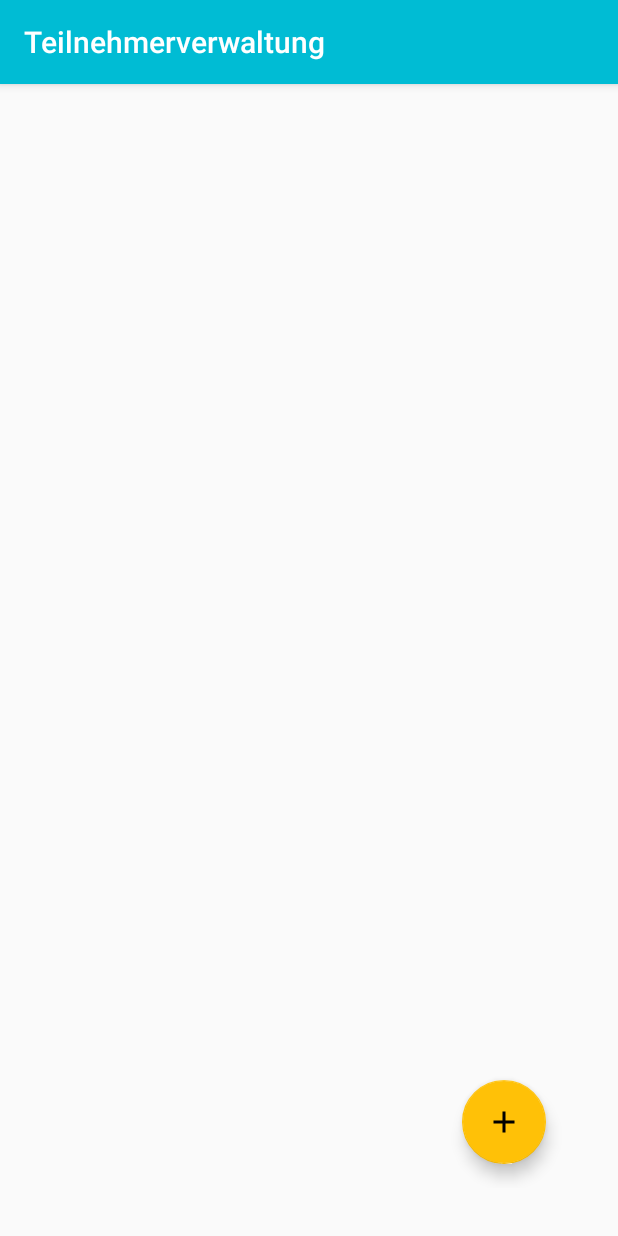
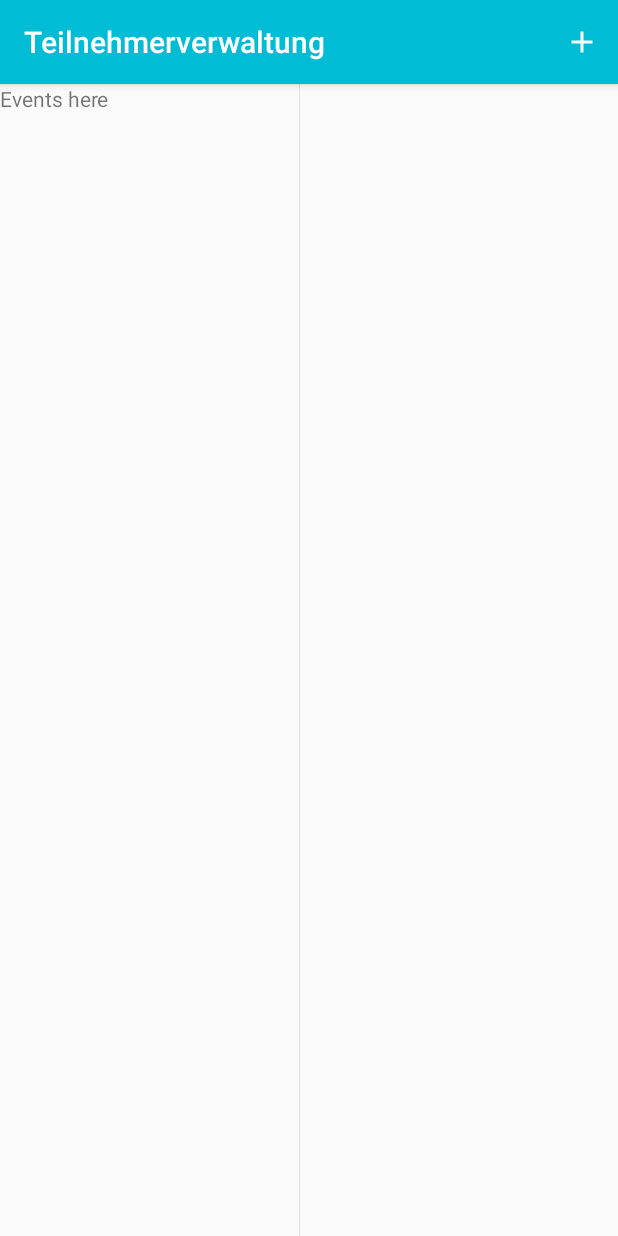
Before and after one commit to maxdobler/Teilnehmerverwaltung, an Android app: the screen it shows after launch (MainActivity), on a phone screen of 412 x 824 dp. Run offline under Robolectric (Android 15) with nearby library versions, the phone set to English and light mode, and no system bars; our stand-ins replace ButterKnife, Firebase (no records; nobody signed in at launch, a user with empty details on screens opened directly); 1 statement that could not run was skipped.

Commit message:
event fragment added

```diff
--- /dev/null
+++ b/app/src/main/java/com/khandelwal/library/drawable/BorderDrawable.java
@@ -0,0 +1,226 @@
+package com.khandelwal.library.drawable;
+
+import android.graphics.Canvas;
+import android.graphics.Color;
+import android.graphics.ColorFilter;
+import android.graphics.Paint;
+import android.graphics.Paint.Style;
+import android.graphics.Path;
+import android.graphics.Rect;
+import android.graphics.drawable.Drawable;
+
+@SuppressWarnings("ALL")
+public class BorderDrawable extends Drawable {
+
+    private int mLeftBorderWidth = 0;
+    private int mRightBorderWidth = 0;
+    private int mLeftBorderColor = Color.BLACK;
+    private int mRightBorderColor = Color.BLACK;
+
+    private int mTopBorderWidth = 0;
+    private int mBottomBorderWidth = 0;
+    private int mTopBorderColor = Color.BLACK;
+    private int mBottomBorderColor = Color.BLACK;
+
+    private Paint paint;
+    private Rect rect;
+    private Path path;
+    private Rect tRect;
+    private Drawable background;
+
+    public BorderDrawable(Drawable background) {
+        paint = new Paint();
+        rect = new Rect();
+        path = new Path();
+        this.background = background;
+    }
+
+    public BorderDrawable() {
+        this(null);
+    }
+
+    public void setBackground(Drawable background) {
+        this.background = background;
+    }
+
+    public Drawable getBackground() {
+        return background;
+    }
+
+    @Override
+    public void draw(Canvas canvas) {
+
+        rect = copyBounds();
+
+        tRect = copyBounds();
+
+        tRect.left += mLeftBorderWidth;
+        tRect.right -= mRightBorderWidth;
+        tRect.top += mTopBorderWidth;
+        tRect.bottom -= mBottomBorderWidth;
+
+        setBounds(tRect);
+
+        if (background != null) {
+            background.setBounds(tRect);
+            background.draw(canvas);
+        }
+
+        setBounds(rect);
+
+        paint.setPathEffect(null);
+        paint.setStyle(Style.FILL_AND_STROKE);
+        paint.setAntiAlias(true);
+        paint.setStrokeWidth(0);
+
+        canvas.save();
+
+        if (mLeftBorderWidth > 0) {
+            path.reset();
+            paint.setColor(mLeftBorderColor);
+            path.moveTo(rect.left, rect.top);
+            path.lineTo(rect.left + mLeftBorderWidth, rect.top + mTopBorderWidth);
+            path.lineTo(rect.left + mLeftBorderWidth, rect.bottom - mBottomBorderWidth);
+            path.lineTo(rect.left, rect.bottom);
+            path.close();
+            canvas.drawPath(path, paint);
+        }
+
+        if (mRightBorderWidth > 0) {
+            path.reset();
+            paint.setColor(mRightBorderColor);
+            path.moveTo(rect.right, rect.top);
+            path.lineTo(rect.right - mRightBorderWidth, rect.top + mTopBorderWidth);
+            path.lineTo(rect.right - mRightBorderWidth, rect.bottom - mBottomBorderWidth);
+            path.lineTo(rect.right, rect.bottom);
+            path.close();
+            canvas.drawPath(path, paint);
+        }
+
+        if (mTopBorderWidth > 0) {
+            path.reset();
+            paint.setColor(mTopBorderColor);
+            path.moveTo(rect.left, rect.top);
+            path.lineTo(rect.left + mLeftBorderWidth, rect.top + mTopBorderWidth);
+            path.lineTo(rect.right - mRightBorderWidth, rect.top + mTopBorderWidth);
+            path.lineTo(rect.right, rect.top);
+            path.close();
+            canvas.drawPath(path, paint);
+        }
+
+        if (mBottomBorderWidth > 0) {
+            path.reset();
+            paint.setColor(mBottomBorderColor);
+            path.moveTo(rect.left, rect.bottom);
+            path.lineTo(rect.left + mLeftBorderWidth, rect.bottom - mBottomBorderWidth);
+            path.lineTo(rect.right - mRightBorderWidth, rect.bottom - mBottomBorderWidth);
+            path.lineTo(rect.right, rect.bottom);
+            path.close();
+            canvas.drawPath(path, paint);
+        }
+
+        canvas.restore();
+    }
+
+    public int getLeftBorderWidth() {
+        return mLeftBorderWidth;
+    }
+
+    public void setLeftBorderWidth(int mLeftBorderWidth) {
+        this.mLeftBorderWidth = mLeftBorderWidth;
+    }
+
+    public int getRightBorderWidth() {
+        return mRightBorderWidth;
+    }
+
+    public void setRightBorderWidth(int mRightBorderWidth) {
+        this.mRightBorderWidth = mRightBorderWidth;
+    }
+
+    public int getLeftBorderColor() {
+        return mLeftBorderColor;
+    }
+
+    public void setLeftBorderColor(int mLeftBorderColor) {
+        this.mLeftBorderColor = mLeftBorderColor;
+    }
+
+    public int getRightBorderColor() {
+        return mRightBorderColor;
+    }
+
+    public void setRightBorderColor(int mRightBorderColor) {
+        this.mRightBorderColor = mRightBorderColor;
+    }
+
+    public int getTopBorderWidth() {
+        return mTopBorderWidth;
+    }
+
+    public void setTopBorderWidth(int mTopBorderWidth) {
+        this.mTopBorderWidth = mTopBorderWidth;
+    }
+
+    public int getBottomBorderWidth() {
+        return mBottomBorderWidth;
+    }
+
+    public void setBottomBorderWidth(int mBottomBorderWidth) {
+        this.mBottomBorderWidth = mBottomBorderWidth;
+    }
+
+    public int getTopBorderColor() {
+        return mTopBorderColor;
+    }
+
+    public void setTopBorderColor(int mTopBorderColor) {
+        this.mTopBorderColor = mTopBorderColor;
+    }
+
+    public int getBottomBorderColor() {
+        return mBottomBorderColor;
+    }
+
+    public void setBottomBorderColor(int mBottomBorderColor) {
+        this.mBottomBorderColor = mBottomBorderColor;
+    }
+
+    public void setLeftBorder(int width, int color) {
+        setLeftBorderWidth(width);
+        setLeftBorderColor(color);
+    }
+
+    public void setTopBorder(int width, int color) {
+        setTopBorderWidth(width);
+        setTopBorderColor(color);
+    }
+
+    public void setRightBorder(int width, int color) {
+        setRightBorderWidth(width);
+        setRightBorderColor(color);
+    }
+
+    public void setBottomBorder(int width, int color) {
+        setBottomBorderWidth(width);
+        setBottomBorderColor(color);
+    }
+
+    @Override
+    public void setAlpha(int alpha) {
+        // Auto-generated method stub
+
+    }
+
+    @Override
+    public void setColorFilter(ColorFilter cf) {
+        // Auto-generated method stub
+
+    }
+
+    @Override
+    public int getOpacity() {
+        // Auto-generated method stub
+        return 0;
+    }
+}
--- /dev/null
+++ b/app/src/main/java/com/khandelwal/library/view/BorderFrameLayout.java
@@ -0,0 +1,70 @@
+package com.khandelwal.library.view;
+
+import android.content.Context;
+import android.content.res.TypedArray;
+import android.graphics.Color;
+import android.graphics.drawable.Drawable;
+import android.util.AttributeSet;
+import android.widget.FrameLayout;
+
+import com.khandelwal.library.drawable.BorderDrawable;
+
+import de.maxdobler.teilnehmerverwaltung.R;
+
+@SuppressWarnings("ALL")
+public class BorderFrameLayout extends FrameLayout {
+
+    private BorderDrawable borderDrawable;
+
+    public BorderFrameLayout(Context context, AttributeSet attrs) {
+        super(context, attrs);
+
+        if (borderDrawable == null)
+            borderDrawable = new BorderDrawable();
+
+        if (attrs != null) {
+            TypedArray a = getResources().obtainAttributes(attrs, R.styleable.BorderFrameLayout);
+
+            int width, color;
+
+            width = (int) a.getDimension(R.styleable.BorderFrameLayout_leftBorderWidth, 0);
+            color = a.getColor(R.styleable.BorderFrameLayout_leftBorderColor, Color.BLACK);
+            borderDrawable.setLeftBorder(width, color);
+
+            width = (int) a.getDimension(R.styleable.BorderFrameLayout_topBorderWidth, 0);
+            color = a.getColor(R.styleable.BorderFrameLayout_topBorderColor, Color.BLACK);
+            borderDrawable.setTopBorder(width, color);
+
+            width = (int) a.getDimension(R.styleable.BorderFrameLayout_rightBorderWidth, 0);
+            color = a.getColor(R.styleable.BorderFrameLayout_rightBorderColor, Color.BLACK);
+            borderDrawable.setRightBorder(width, color);
+
+            width = (int) a.getDimension(R.styleable.BorderFrameLayout_bottomBorderWidth, 0);
+            color = a.getColor(R.styleable.BorderFrameLayout_bottomBorderColor, Color.BLACK);
+            borderDrawable.setBottomBorder(width, color);
+        }
+
+        if (getBackground() != null) {
+            borderDrawable.setBackground(borderDrawable);
+        }
+
+        setBackgroundDrawable(borderDrawable);
+    }
+
+    @Override
+    public void setBackgroundDrawable(Drawable d) {
+        if (d == borderDrawable)
+            super.setBackgroundDrawable(d);
+        else {
+            if (borderDrawable == null)
+                borderDrawable = new BorderDrawable();
+            borderDrawable.setBackground(d);
+        }
+    }
+
+    public BorderFrameLayout(Context context) {
+        this(context, null);
+    }
+
+
+}
--- a/app/src/main/java/de/maxdobler/teilnehmerverwaltung/MainActivity.java
+++ b/app/src/main/java/de/maxdobler/teilnehmerverwaltung/MainActivity.java
@@ -1,13 +1,17 @@
 package de.maxdobler.teilnehmerverwaltung;
 
-import android.net.Uri;
+import android.content.Intent;
 import android.os.Bundle;
 import android.support.v7.app.AppCompatActivity;
+import android.view.Menu;
+import android.view.MenuItem;
 
 import butterknife.ButterKnife;
+import de.maxdobler.teilnehmerverwaltung.addAttendee.AddAttendeeActivity;
 import de.maxdobler.teilnehmerverwaltung.attendees.AttendeesFragment;
+import de.maxdobler.teilnehmerverwaltung.events.EventsFragment;
 
-public class MainActivity extends AppCompatActivity implements AttendeesFragment.OnFragmentInteractionListener {
+public class MainActivity extends AppCompatActivity implements AttendeesFragment.OnAttendeesFragmentListener, EventsFragment.OnEventFragmentListener {
 
     @Override
     protected void onCreate(Bundle savedInstanceState) {
@@ -16,13 +20,40 @@ public class MainActivity extends AppCompatActivity implements AttendeesFragment
         ButterKnife.bind(this);
 
         getSupportFragmentManager().beginTransaction()
-                .add(R.id.mainActivity, AttendeesFragment.newInstance())
+                .add(R.id.mainContent, EventsFragment.newInstance())
+                .add(R.id.mainContent, AttendeesFragment.newInstance())
                 .commit();
 
     }
 
     @Override
-    public void onFragmentInteraction(Uri uri) {
+    public boolean onCreateOptionsMenu(Menu menu) {
+        getMenuInflater().inflate(R.menu.main_actions, menu);
+        return super.onCreateOptionsMenu(menu);
+    }
+
+    @Override
+    public boolean onOptionsItemSelected(MenuItem item) {
+        switch (item.getItemId()) {
+            case R.id.action_add:
+                showAddAttendee();
+                return true;
+            default:
+                return super.onOptionsItemSelected(item);
+        }
+    }
+
+    @Override
+    public void onAttend(String attendeeKey) {
 
     }
+
+    @Override
+    public void onEventSelected(String eventKey) {
+
+    }
+
+    void showAddAttendee() {
+        startActivity(new Intent(this, AddAttendeeActivity.class));
+    }
 }
--- a/app/src/main/java/de/maxdobler/teilnehmerverwaltung/attendees/AttendeesFragment.java
+++ b/app/src/main/java/de/maxdobler/teilnehmerverwaltung/attendees/AttendeesFragment.java
@@ -1,8 +1,6 @@
 package de.maxdobler.teilnehmerverwaltung.attendees;
 
 import android.content.Context;
-import android.content.Intent;
-import android.net.Uri;
 import android.os.Bundle;
 import android.support.v4.app.Fragment;
 import android.support.v7.widget.GridLayoutManager;
@@ -16,16 +14,14 @@ import com.google.firebase.database.DatabaseReference;
 
 import butterknife.BindView;
 import butterknife.ButterKnife;
-import butterknife.OnClick;
 import de.maxdobler.teilnehmerverwaltung.Attendee;
 import de.maxdobler.teilnehmerverwaltung.AttendeeViewHolder;
 import de.maxdobler.teilnehmerverwaltung.R;
-import de.maxdobler.teilnehmerverwaltung.addAttendee.AddAttendeeActivity;
 import de.maxdobler.teilnehmerverwaltung.util.FirebaseRef;
 
 public class AttendeesFragment extends Fragment {
     public static final int THREE_COLUMNS = 3;
-    private OnFragmentInteractionListener mListener;
+    private OnAttendeesFragmentListener mListener;
 
     @BindView(R.id.recyclerView)
     RecyclerView recyclerView;
@@ -71,19 +67,14 @@ public class AttendeesFragment extends Fragment {
         recyclerView.setLayoutManager(new GridLayoutManager(getContext(), THREE_COLUMNS));
     }
 
-    @OnClick(R.id.addFab)
-    void addAttendee() {
-        startActivity(new Intent(getContext(), AddAttendeeActivity.class));
-    }
-
     @Override
     public void onAttach(Context context) {
         super.onAttach(context);
-        if (context instanceof OnFragmentInteractionListener) {
-            mListener = (OnFragmentInteractionListener) context;
+        if (context instanceof OnAttendeesFragmentListener) {
+            mListener = (OnAttendeesFragmentListener) context;
         } else {
             throw new RuntimeException(context.toString()
-                    + " must implement OnFragmentInteractionListener");
+                    + " must implement OnAttendeesFragmentListener");
         }
     }
 
@@ -93,7 +84,7 @@ public class AttendeesFragment extends Fragment {
         mListener = null;
     }
 
-    public interface OnFragmentInteractionListener {
-        void onFragmentInteraction(Uri uri);
+    public interface OnAttendeesFragmentListener {
+        void onAttend(String attendeeKey);
     }
 }
--- /dev/null
+++ b/app/src/main/java/de/maxdobler/teilnehmerverwaltung/events/EventsFragment.java
@@ -0,0 +1,51 @@
+package de.maxdobler.teilnehmerverwaltung.events;
+
+import android.content.Context;
+import android.os.Bundle;
+import android.support.v4.app.Fragment;
+import android.view.LayoutInflater;
+import android.view.View;
+import android.view.ViewGroup;
+
+import de.maxdobler.teilnehmerverwaltung.R;
+
+public class EventsFragment extends Fragment {
+    private OnEventFragmentListener mListener;
+
+    public EventsFragment() {
+    }
+
+    public static EventsFragment newInstance() {
+        EventsFragment fragment = new EventsFragment();
+        Bundle args = new Bundle();
+        fragment.setArguments(args);
+        return fragment;
+    }
+
+    @Override
+    public View onCreateView(LayoutInflater inflater, ViewGroup container,
+                             Bundle savedInstanceState) {
+        return inflater.inflate(R.layout.events_fragment, container, false);
+    }
+
+    @Override
+    public void onAttach(Context context) {
+        super.onAttach(context);
+        if (context instanceof OnEventFragmentListener) {
+            mListener = (OnEventFragmentListener) context;
+        } else {
+            throw new RuntimeException(context.toString()
+                    + " must implement OnEventFragmentListener");
+        }
+    }
+
+    @Override
+    public void onDetach() {
+        super.onDetach();
+        mListener = null;
+    }
+
+    public interface OnEventFragmentListener {
+        void onEventSelected(String eventKey);
+    }
+}
--- a/app/src/main/res/drawable/ic_add_black_24dp.xml
+++ /dev/null
@@ -1,9 +0,0 @@
-<vector xmlns:android="http://schemas.android.com/apk/res/android"
-        android:width="24dp"
-        android:height="24dp"
-        android:viewportWidth="24.0"
-        android:viewportHeight="24.0">
-    <path
-        android:fillColor="#FF000000"
-        android:pathData="M19,13h-6v6h-2v-6H5v-2h6V5h2v6h6v2z"/>
-</vector>
--- /dev/null
+++ b/app/src/main/res/drawable/ic_add_white_24dp.xml
@@ -0,0 +1,9 @@
+<vector xmlns:android="http://schemas.android.com/apk/res/android"
+    android:width="24dp"
+    android:height="24dp"
+    android:viewportHeight="24.0"
+    android:viewportWidth="24.0">
+    <path
+        android:fillColor="#FFFFFFFF"
+        android:pathData="M19,13h-6v6h-2v-6H5v-2h6V5h2v6h6v2z" />
+</vector>
--- a/app/src/main/res/layout/attendees_fragment.xml
+++ b/app/src/main/res/layout/attendees_fragment.xml
@@ -1,7 +1,6 @@
-<android.support.design.widget.CoordinatorLayout xmlns:android="http://schemas.android.com/apk/res/android"
-    xmlns:app="http://schemas.android.com/apk/res-auto"
+<FrameLayout xmlns:android="http://schemas.android.com/apk/res/android"
     xmlns:tools="http://schemas.android.com/tools"
-    style="@style/activityRoot"
+    style="@style/fragmentNoVerticalPadding"
     tools:context="de.maxdobler.teilnehmerverwaltung.attendees.AttendeesFragment">
 
     <android.support.v7.widget.RecyclerView
@@ -9,13 +8,4 @@
         android:layout_width="match_parent"
         android:layout_height="match_parent" />
 
-    <android.support.design.widget.FloatingActionButton
-        android:id="@+id/addFab"
-        android:layout_width="wrap_content"
-        android:layout_height="wrap_content"
-        android:layout_gravity="bottom|end"
-        android:layout_margin="@dimen/padding_normal"
-        android:src="@drawable/ic_add_black_24dp"
-        app:layout_anchor="@id/recyclerView"
-        app:layout_anchorGravity="bottom|right|end" />
-</android.support.design.widget.CoordinatorLayout>
+</FrameLayout>
--- /dev/null
+++ b/app/src/main/res/layout/events_fragment.xml
@@ -0,0 +1,14 @@
+<com.khandelwal.library.view.BorderFrameLayout xmlns:android="http://schemas.android.com/apk/res/android"
+    xmlns:tools="http://schemas.android.com/tools"
+    android:layout_width="200dp"
+    android:layout_height="match_parent"
+    xmlns:app="http://schemas.android.com/apk/res-auto"
+    app:rightBorderWidth="1dp"
+    app:rightBorderColor="@color/borderColor"
+    tools:context="de.maxdobler.teilnehmerverwaltung.events.EventsFragment">
+
+    <TextView
+        android:layout_width="match_parent"
+        android:layout_height="match_parent"
+        android:text="@string/events_here_platzhalter" />
+</com.khandelwal.library.view.BorderFrameLayout>
--- a/app/src/main/res/layout/main_activity.xml
+++ b/app/src/main/res/layout/main_activity.xml
@@ -1,5 +1,8 @@
 <?xml version="1.0" encoding="utf-8"?>
-<LinearLayout android:id="@+id/mainActivity"
-    style="@style/activityRoot"
-    xmlns:android="http://schemas.android.com/apk/res/android"
-    android:orientation="horizontal" />
+<LinearLayout xmlns:android="http://schemas.android.com/apk/res/android"
+    android:id="@+id/mainContent"
+    android:layout_width="match_parent"
+    android:layout_height="match_parent"
+    android:orientation="horizontal">
+
+</LinearLayout>
--- /dev/null
+++ b/app/src/main/res/menu/main_actions.xml
@@ -0,0 +1,11 @@
+<?xml version="1.0" encoding="utf-8"?>
+<menu xmlns:android="http://schemas.android.com/apk/res/android"
+    xmlns:app="http://schemas.android.com/apk/res-auto">
+
+    <item
+        android:id="@+id/action_add"
+        android:icon="@drawable/ic_add_white_24dp"
+        android:title=""
+        app:showAsAction="always" />
+
+</menu>
--- a/app/src/main/res/values/colors.xml
+++ b/app/src/main/res/values/colors.xml
@@ -5,4 +5,5 @@
     <color name="colorAccent">@color/md_amber_500</color>
     <color name="buttonTextColor">@color/md_black_1000</color>
     <color name="buttonBackgroundColor">@color/colorAccent</color>
+    <color name="borderColor">@color/md_grey_300</color>
 </resources>
--- a/app/src/main/res/values/dimens.xml
+++ b/app/src/main/res/values/dimens.xml
@@ -4,4 +4,6 @@
     <dimen name="padding_normal">16dp</dimen>
     <dimen name="cardCornerRadius">4dp</dimen>
     <dimen name="cardElevation">8dp</dimen>
+    <dimen name="padding_small">8dp</dimen>
+    <dimen name="toolbarElevation">4dp</dimen>
 </resources>
--- a/app/src/main/res/values/strings.xml
+++ b/app/src/main/res/values/strings.xml
@@ -3,5 +3,6 @@
     <string name="add_attendee_name_hint">Name</string>
     <string name="add_attendee_create_button">Anlegen</string>
     <string name="add_attendee_name_error_message">Bitte gib einen Namen ein.</string>
+    <string name="events_here_platzhalter">Events here</string>
 
 </resources>
--- a/app/src/main/res/values/styles.xml
+++ b/app/src/main/res/values/styles.xml
@@ -17,6 +17,16 @@
         <item name="android:layout_height">match_parent</item>
     </style>
 
+    <style name="fragmentNoVerticalPadding">
+        <item name="android:paddingLeft">@dimen/activity_horizontal_margin</item>
+        <item name="android:paddingStart">@dimen/activity_horizontal_margin</item>
+        <item name="android:paddingRight">@dimen/activity_horizontal_margin</item>
+        <item name="android:paddingEnd">@dimen/activity_horizontal_margin</item>
+        <item name="android:layout_width">match_parent</item>
+        <item name="android:layout_height">match_parent</item>
+    </style>
+
+
     <style name="buttonDefault">
         <item name="android:layout_width">wrap_content</item>
         <item name="android:layout_height">wrap_content</item>
```
Also changed, not shown: app/src/main/res/values/border_view_attrs.xml (added, +15 -0 lines).
